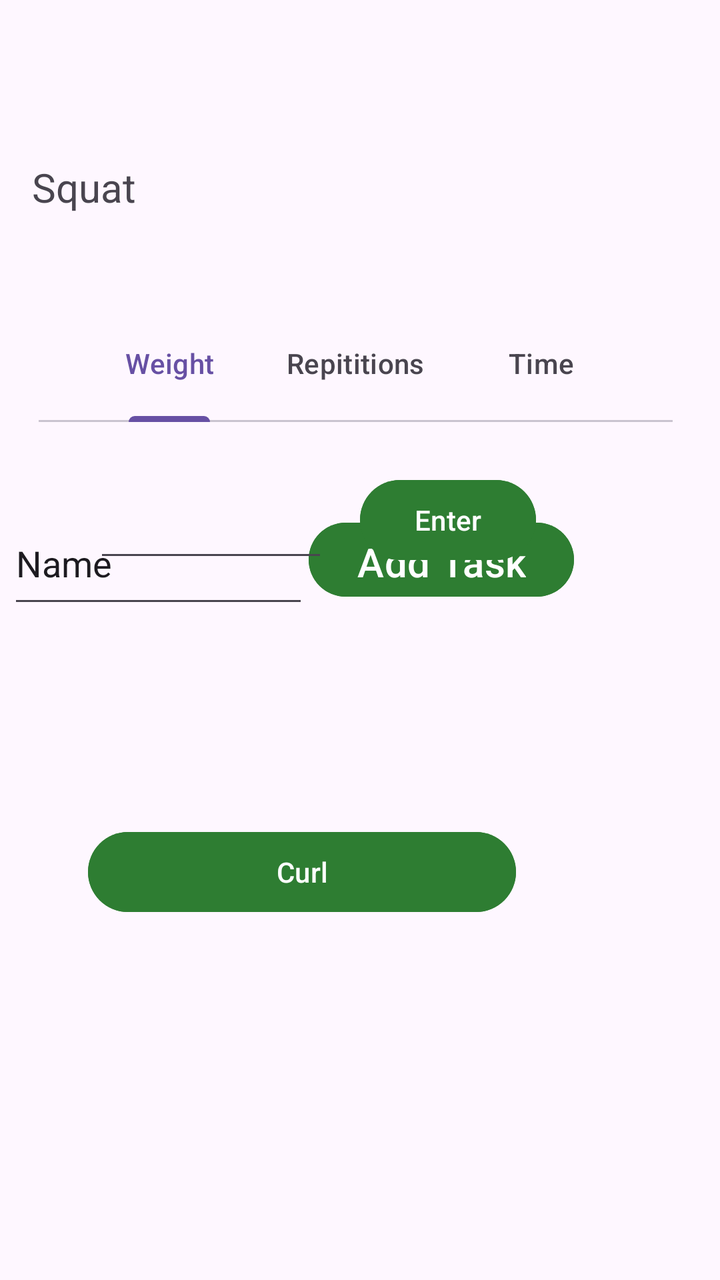
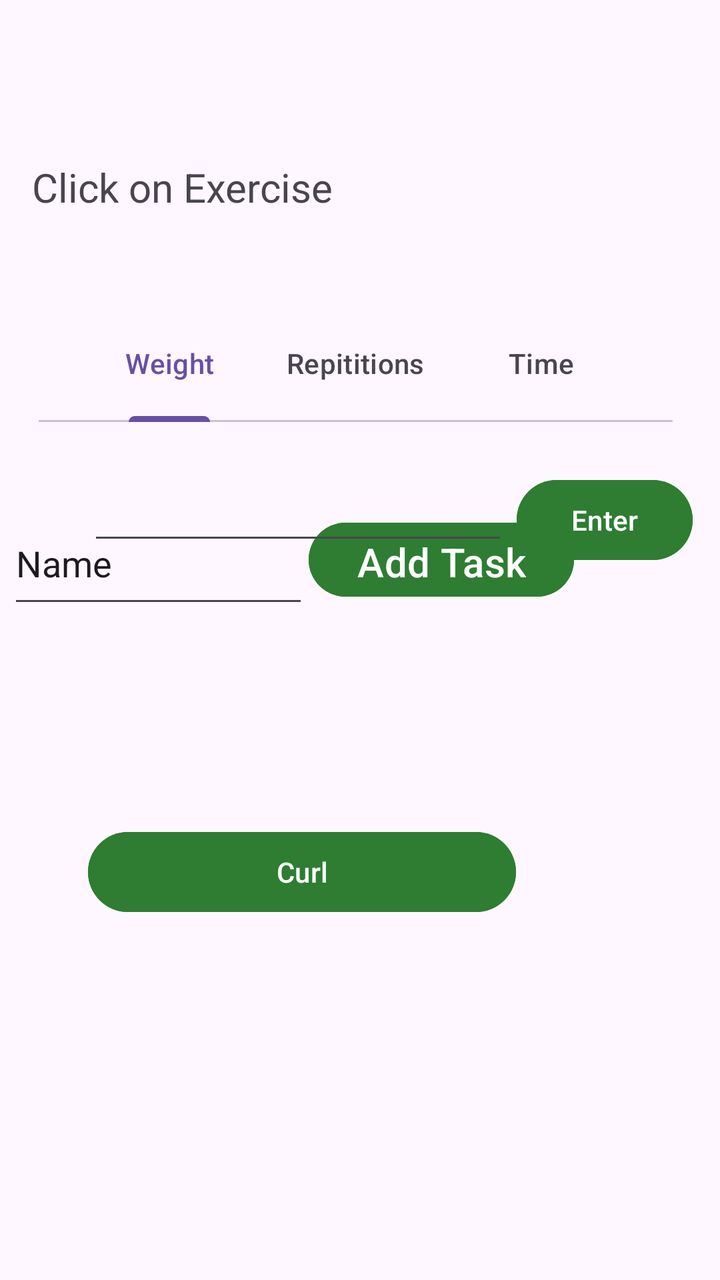

Screens rendered from an Android XML layout before and after an edit, with the pre-edit source and the edit as a unified diff.
<!-- AndroidManifest.xml: application theme Theme.Thriveapp -->
<!-- res/layout/activity_goal_tracking.xml -->
<?xml version="1.0" encoding="utf-8"?>
<androidx.constraintlayout.widget.ConstraintLayout xmlns:android="http://schemas.android.com/apk/res/android"
    xmlns:app="http://schemas.android.com/apk/res-auto"
    xmlns:tools="http://schemas.android.com/tools"
    android:id="@+id/main"
    android:layout_width="match_parent"
    android:layout_height="match_parent"
    tools:context=".GoalTracking">

    <ScrollView
        android:id="@+id/constraint"
        android:layout_width="214dp"
        android:layout_height="202dp"
        android:layout_marginStart="44dp"
        android:layout_marginBottom="28dp"
        app:layout_constraintBottom_toBottomOf="parent"
        app:layout_constraintStart_toStartOf="parent">

        <LinearLayout
            android:id="@+id/buttonContainer"
            android:layout_width="match_parent"
            android:layout_height="wrap_content"
            android:animateLayoutChanges="true"
            android:dividerPadding="2dp"
            android:isScrollContainer="true"
            android:orientation="vertical"
            android:paddingVertical="2dp"
            android:scrollbarAlwaysDrawVerticalTrack="true"
            android:scrollbars="vertical">

            <Button
                android:id="@+id/button15"
                android:layout_width="match_parent"
                android:layout_height="wrap_content"
                android:backgroundTint="@color/primary_green"
                android:onClick="ClickedExercise"
                android:text="Curl" />

        </LinearLayout>
    </ScrollView>

    <TextView
        android:id="@+id/ExerciseName"
        android:layout_width="168dp"
        android:layout_height="38dp"
        android:layout_marginStart="16dp"
        android:layout_marginTop="80dp"
        android:text="Squat"
        android:textSize="20sp"
        app:layout_constraintStart_toStartOf="parent"
        app:layout_constraintTop_toTopOf="parent" />

    <LinearLayout
        android:layout_width="343dp"
        android:layout_height="149dp"
        android:layout_marginBottom="240dp"
        android:orientation="horizontal"
        app:layout_constraintBottom_toBottomOf="parent"
        app:layout_constraintEnd_toEndOf="parent"
        app:layout_constraintHorizontal_bias="0.235"
        app:layout_constraintStart_toStartOf="parent">

        <EditText
            android:id="@+id/newTaskNameInput"
            android:layout_width="253dp"
            android:layout_height="58dp"
            android:layout_weight="1"
            android:ems="10"
            android:inputType="text"
            android:text="Name" />

        <Button
            android:id="@+id/addTaskButton"
            android:layout_width="wrap_content"
            android:layout_height="wrap_content"
            android:layout_marginEnd="60dp"
            android:layout_marginBottom="104dp"
            android:backgroundTint="@color/primary_green"
            android:onClick="addTask"
            android:text="Add Task"
            android:textAlignment="center"
            android:textDirection="firstStrong"
            android:textScaleX="1"
            android:textSize="20sp" />

    </LinearLayout>

    <com.google.android.material.tabs.TabLayout
        android:id="@+id/dataType"
        android:layout_width="317dp"
        android:layout_height="59dp"
        android:layout_marginTop="152dp"
        app:layout_constraintEnd_toEndOf="parent"
        app:layout_constraintHorizontal_bias="0.446"
        app:layout_constraintStart_toStartOf="parent"
        app:layout_constraintTop_toTopOf="parent"
        app:tabGravity="center"
        app:tabMode="auto">

        <com.google.android.material.tabs.TabItem
            android:layout_width="wrap_content"
            android:layout_height="wrap_content"
            android:text="Weight" />

        <com.google.android.material.tabs.TabItem
            android:layout_width="wrap_content"
            android:layout_height="wrap_content"
            android:text="Repititions" />

        <com.google.android.material.tabs.TabItem
            android:layout_width="wrap_content"
            android:layout_height="wrap_content"
            android:text="Time" />
    </com.google.android.material.tabs.TabLayout>

    <Button
        android:id="@+id/button"
        android:layout_width="wrap_content"
        android:layout_height="wrap_content"
        android:layout_marginTop="236dp"
        android:backgroundTint="@color/primary_green"
        android:onClick="InformationAdded"
        android:text="Enter"
        android:textColorLink="#02FA13"
        app:layout_constraintEnd_toEndOf="parent"
        app:layout_constraintHorizontal_bias="0.591"
        app:layout_constraintStart_toStartOf="@+id/dataField"
        app:layout_constraintTop_toTopOf="parent" />

    <EditText
        android:id="@+id/dataField"
        android:layout_width="117dp"
        android:layout_height="50dp"
        android:layout_marginTop="236dp"
        android:layout_marginEnd="196dp"
        android:ems="10"
        android:inputType="number"
        app:layout_constraintEnd_toEndOf="parent"
        app:layout_constraintTop_toTopOf="parent" />

</androidx.constraintlayout.widget.ConstraintLayout>
<!-- resources referenced by this layout -->
<resources>
  <color name="primary_green">#2E7D32</color>
  <style name="Theme.Thriveapp" parent="Base.Theme.Thriveapp" />
  <style name="Base.Theme.Thriveapp" parent="Theme.Material3.DayNight.NoActionBar">
          
          
      </style>
</resources>

<!-- the commit's change to res/layout/activity_goal_tracking.xml (unified diff, before → after) -->
@@ -45,7 +45,7 @@
         android:layout_height="38dp"
         android:layout_marginStart="16dp"
         android:layout_marginTop="80dp"
-        android:text="Squat"
+        android:text="Click on Exercise"
         android:textSize="20sp"
         app:layout_constraintStart_toStartOf="parent"
         app:layout_constraintTop_toTopOf="parent" />
@@ -123,19 +123,19 @@
         android:text="Enter"
         android:textColorLink="#02FA13"
         app:layout_constraintEnd_toEndOf="parent"
-        app:layout_constraintHorizontal_bias="0.591"
-        app:layout_constraintStart_toStartOf="@+id/dataField"
+        app:layout_constraintHorizontal_bias="0.246"
+        app:layout_constraintStart_toEndOf="@+id/dataField"
         app:layout_constraintTop_toTopOf="parent" />
 
     <EditText
         android:id="@+id/dataField"
-        android:layout_width="117dp"
-        android:layout_height="50dp"
+        android:layout_width="wrap_content"
+        android:layout_height="wrap_content"
+        android:layout_marginStart="44dp"
         android:layout_marginTop="236dp"
-        android:layout_marginEnd="196dp"
         android:ems="10"
-        android:inputType="number"
-        app:layout_constraintEnd_toEndOf="parent"
+        android:inputType="numberDecimal"
+        app:layout_constraintStart_toStartOf="parent"
         app:layout_constraintTop_toTopOf="parent" />
 
 </androidx.constraintlayout.widget.ConstraintLayout>
